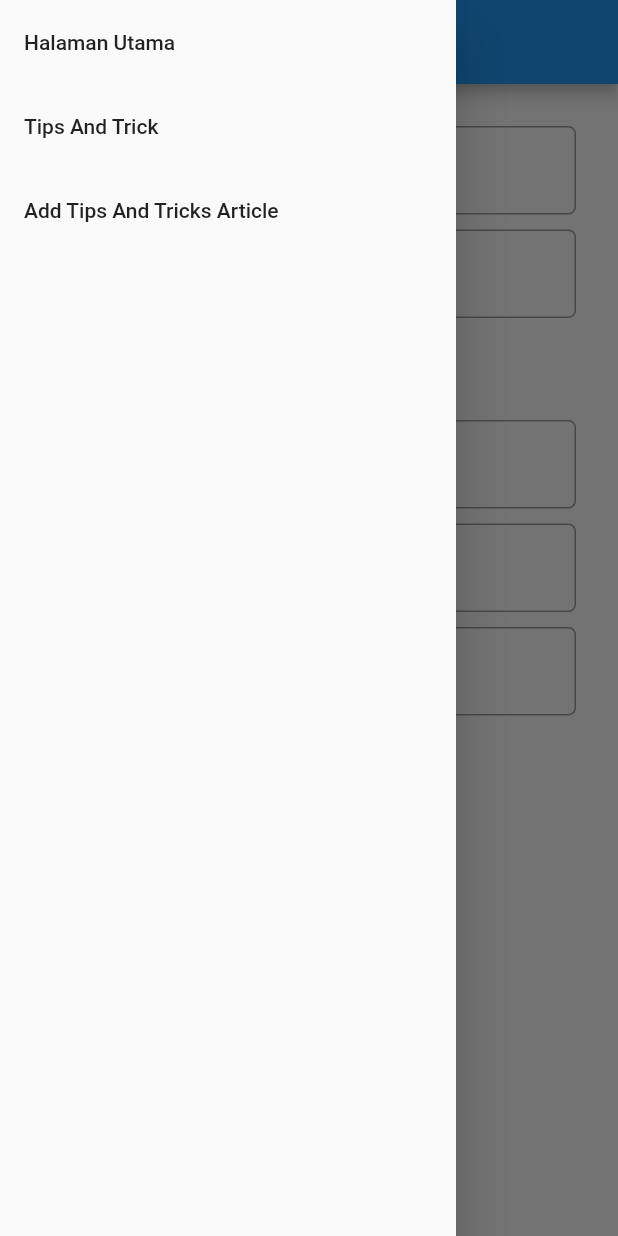
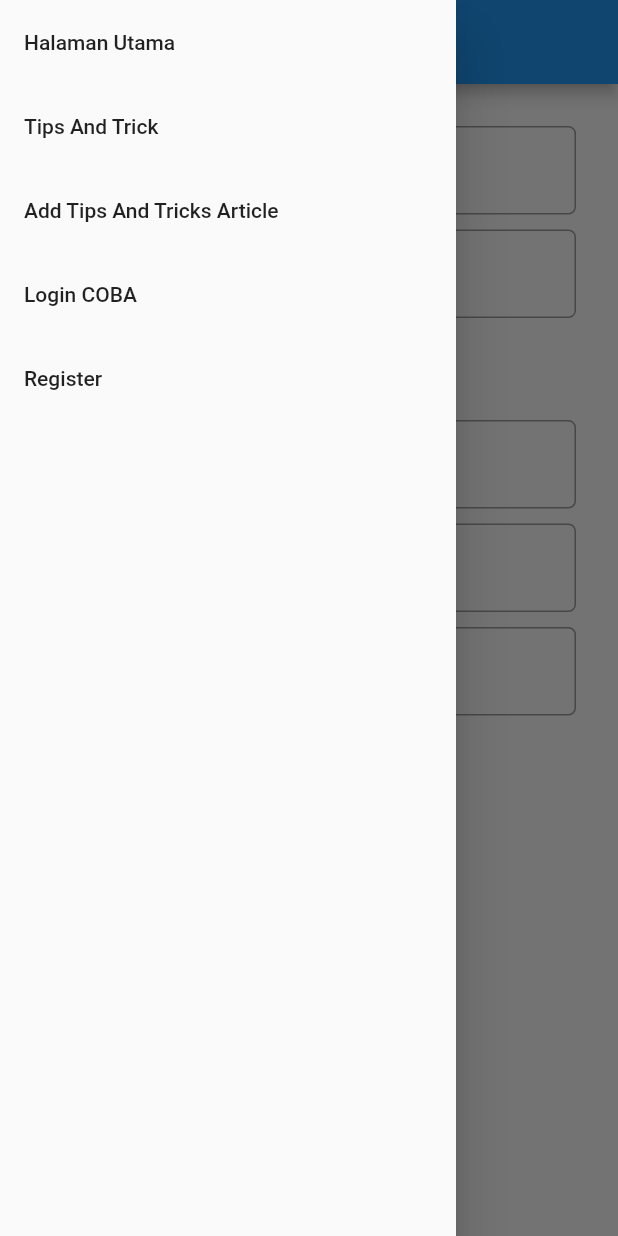
Before and after one commit to E-Waste-Bank/E-Waste-Bank-Mobile, a Flutter app: the AddTipsAndTrickPage screen opened directly, with the side drawer open, on a phone screen of 412 x 824 dp. Run offline on Flutter 3.47's test engine with Material 2 defaults, Android fonts, the light colour scheme and no system bars; missing offline and left inert: pbp_django_auth.

Commit message:
Drawer auth

```diff
--- a/lib/drawer.dart
+++ b/lib/drawer.dart
@@ -1,5 +1,10 @@
 import 'package:flutter/material.dart';
+import 'package:keuangan/models/admin_cashout_model.dart';
+import 'package:provider/provider.dart';
+import 'package:e_waste_bank_mobile/authentication/user_provider.dart';
 import 'package:e_waste_bank_mobile/main.dart';
+import 'package:e_waste_bank_mobile/authentication/login_page.dart';
+import 'package:e_waste_bank_mobile/authentication/register.page.dart';
 import 'package:tips_and_tricks/page/list_tips_and_trick.dart';
 import 'package:tips_and_tricks/page/add_tips_and_trick.dart';
 
@@ -11,40 +16,53 @@ class MyDrawer extends StatefulWidget {
 }
 
 class _MyDrawerState extends State<MyDrawer> {
+  late bool isAuthenticated;
+  late bool isAdmin;
+
   @override
   Drawer build(BuildContext context) {
+    isAuthenticated = context.watch<UserProvider>().isAuthenticated();
+    isAdmin = context.watch<UserProvider>().isAdmin();
     return Drawer(
-    child: Column(
-      children: [
+        child: Column(children: [
       ListTile(
           title: const Text('Halaman Utama'),
           onTap: () {
-            Navigator.pushReplacement(
-              context,
-              MaterialPageRoute(builder: (context) => const MyHomePage())
-            );
-          }
-        ),
+            Navigator.pushReplacement(context,
+                MaterialPageRoute(builder: (context) => const MyHomePage()));
+          }),
       ListTile(
           title: const Text('Tips And Trick'),
           onTap: () {
             Navigator.pushReplacement(
                 context,
-              MaterialPageRoute(builder: (context) => const TipsAndTrickPage())
-            );
-          }
-        ),
+                MaterialPageRoute(
+                    builder: (context) => const TipsAndTrickPage()));
+          }),
       ListTile(
           title: const Text('Add Tips And Tricks Article'),
           onTap: () {
             Navigator.pushReplacement(
                 context,
-              MaterialPageRoute(builder: (context) => const AddTipsAndTrickPage())
-            );
-          }
-        ),
-      ]
-    )
-  );
+                MaterialPageRoute(
+                    builder: (context) => const AddTipsAndTrickPage()));
+          }),
+      ListTile(
+          title: const Text('Login COBA'),
+          onTap: () {
+            Navigator.pushReplacement(
+                context,
+                MaterialPageRoute(
+                    builder: (context) => const LoginPage()));
+          }),
+      ListTile(
+          title: const Text('Register'),
+          onTap: () {
+            Navigator.pushReplacement(
+                context,
+                MaterialPageRoute(
+                    builder: (context) => const RegisterPage()));
+          }),
+    ]));
   }
 }
```
Lines whose indentation alone changed are shown as unchanged.
